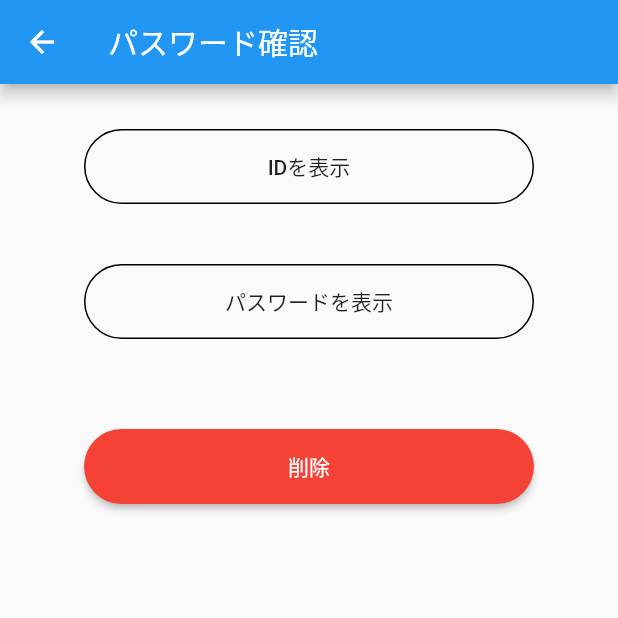
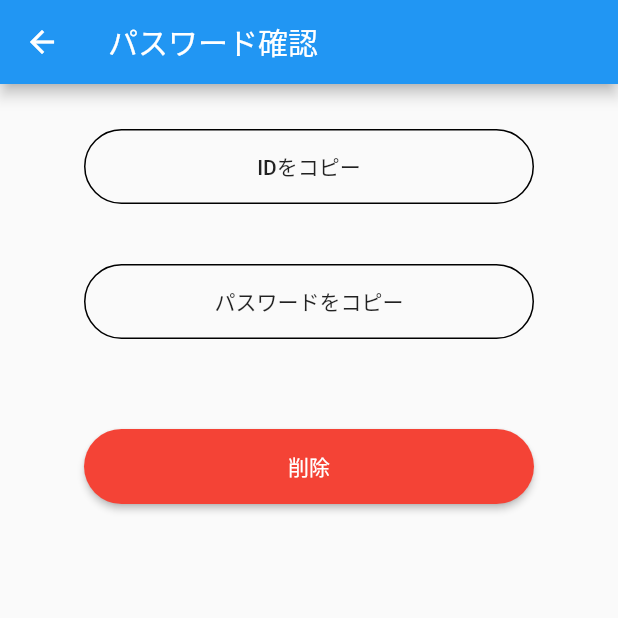
Before and after one commit to nokunoku1234/password_post_curriculum, a Flutter app: the screen it shows after launch, after a tap on "Amazon", on a phone screen of 412 x 824 dp, the top half of it. Run offline on Flutter 3.47's test engine with Material 2 defaults, Android fonts, the phone set to English and light mode, and no system bars.

Commit message:
SnackBar表示

```diff
--- a/lib/confirm_pass.dart
+++ b/lib/confirm_pass.dart
@@ -41,7 +41,9 @@ class _ConfirmPassState extends State<ConfirmPass> {
   Widget build(BuildContext context) {
     return Scaffold(
       appBar: AppBar(title: Text('パスワード確認'),),
-      body: Padding(
+      body: Builder(
+        builder: (BuildContext context) {
+          return Padding(
             padding: const EdgeInsets.all(30.0),
             child: Center(
               child: Column(
@@ -54,8 +56,11 @@ class _ConfirmPassState extends State<ConfirmPass> {
                       shape: StadiumBorder(),
                       onPressed: () {
                         iDClipboardCopy();
+                        Scaffold.of(context).showSnackBar(
+                            SnackBar(content: Text('IDをコピー'), duration: Duration(seconds: 1),)
+                        );
                       },
-                  child: Text('IDを表示'),
+                      child: Text('IDをコピー'),
 
                     ),
                   ),
@@ -68,8 +73,11 @@ class _ConfirmPassState extends State<ConfirmPass> {
                       shape: StadiumBorder(),
                       onPressed: () {
                         pwClipboardCopy();
+                        Scaffold.of(context).showSnackBar(
+                            SnackBar(content: Text('PWをコピー'), duration: Duration(seconds: 1),)
+                        );
                       },
-                  child: Text('パスワードを表示')
+                      child: Text('パスワードをコピー')
                     ),
                   ),
                   Padding(padding: EdgeInsets.all(30.0),),
@@ -88,6 +96,8 @@ class _ConfirmPassState extends State<ConfirmPass> {
                 ],
               ),
             ),
+          );
+        }
       ),
     );
   }
--- a/lib/main.dart
+++ b/lib/main.dart
@@ -66,7 +66,8 @@ class _MyHomePageState extends State<MyHomePage> {
   }
 }
 
-//todo SnackBar表示
+//todo 登録情報の編集
+//todo 確認画面のパスワードの表示・非表示の切り替え
 //todo スライダブル実装
 //todo テーマカラー変更
 //todo ダイアログ表示
```
Lines whose indentation alone changed are shown as unchanged.
